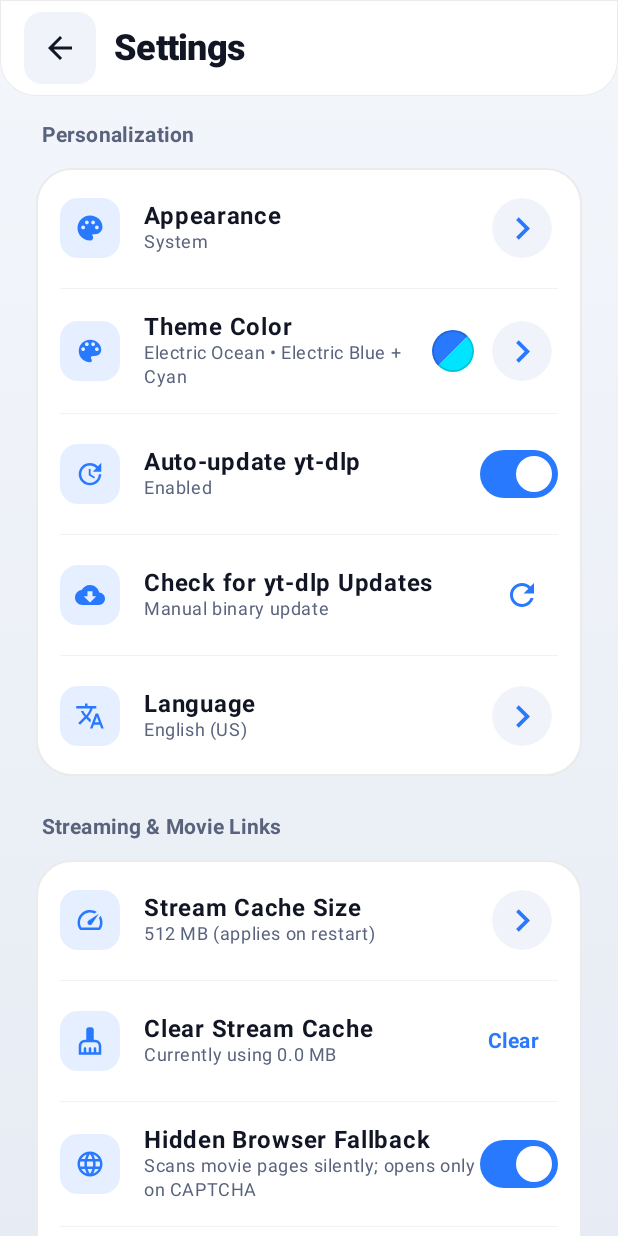
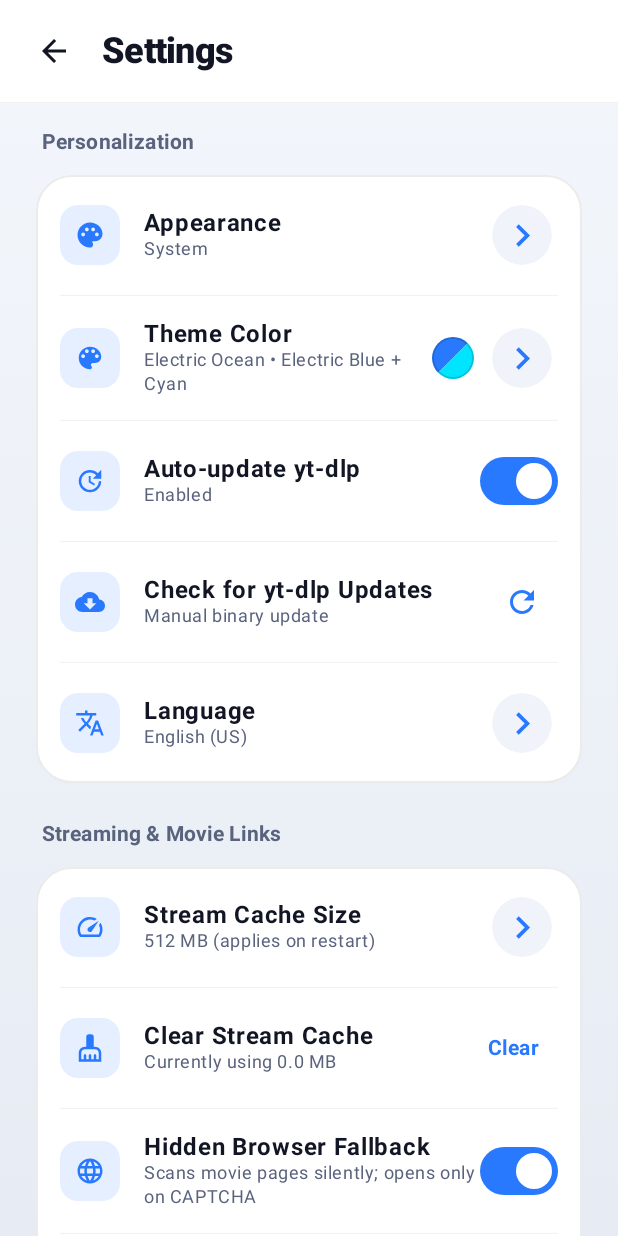
Before and after one commit to arslandaim-hub/Omega-Video-Downloader, an Android app built with Jetpack Compose: the screen it shows after launch (MainActivity), after a tap on "Settings", on a phone screen of 412 x 824 dp. Run offline under Robolectric (Android 15) with nearby library versions, the phone set to English and light mode, and no system bars; libraries missing offline, so code that uses them is left out: coil.decode, com.yausername.aria2c, com.yausername.ffmpeg, com.yausername.youtubedl_android; pictures from the network do not load; 20 statements that could not run were skipped.

Commit message:
updated UI

```diff
--- a/app/build.gradle.kts
+++ b/app/build.gradle.kts
@@ -11,8 +11,8 @@ android {
         applicationId = "com.arslandaim.omegavideodownloader"
         minSdk = 25
         targetSdk = 35
-        versionCode = 5
-        versionName = "1.7.5"
+        versionCode = 6
+        versionName = "1.2.0"
         testInstrumentationRunner = "androidx.test.runner.AndroidJUnitRunner"
 
         // F-Droid ABI Split Logic
--- a/app/src/main/java/com/arslandaim/omegavideodownloader/ui/screens/LockerScreen.kt
+++ b/app/src/main/java/com/arslandaim/omegavideodownloader/ui/screens/LockerScreen.kt
@@ -88,15 +88,10 @@ fun LockerScreen(
         Row(
             modifier = Modifier
                 .fillMaxWidth()
-                .padding(horizontal = 16.dp, vertical = 10.dp),
+                .padding(horizontal = 12.dp, vertical = 8.dp),
             verticalAlignment = Alignment.CenterVertically
         ) {
-            IconButton(
-                onClick = onCancel,
-                modifier = Modifier
-                    .size(40.dp)
-                    .background(omegaColors.cardElevated, RoundedCornerShape(12.dp))
-            ) {
+            IconButton(onClick = onCancel) {
                 Icon(
                     imageVector = Icons.AutoMirrored.Filled.ArrowBack,
                     contentDescription = "Back",
--- a/app/src/main/java/com/arslandaim/omegavideodownloader/ui/screens/MainScreen.kt
+++ b/app/src/main/java/com/arslandaim/omegavideodownloader/ui/screens/MainScreen.kt
@@ -11,9 +11,7 @@ import androidx.activity.compose.BackHandler
 import androidx.compose.animation.*
 import androidx.compose.animation.core.*
 import androidx.compose.foundation.background
-import androidx.compose.foundation.border
 import androidx.compose.foundation.layout.*
-import androidx.compose.foundation.shape.RoundedCornerShape
 import androidx.compose.material.icons.Icons
 import androidx.compose.material.icons.filled.*
 import androidx.compose.material3.*
@@ -336,27 +334,20 @@ fun MainScreen(
 
                     Surface(
                         color = omegaColors.surface,
-                        shadowElevation = if (omegaColors.isDark) 0.dp else 4.dp,
-                        modifier = Modifier
-                            .fillMaxWidth()
-                            .border(
-                                0.5.dp,
-                                omegaColors.border,
-                                RoundedCornerShape(bottomStart = 24.dp, bottomEnd = 24.dp)
-                            ),
-                        shape = RoundedCornerShape(bottomStart = 24.dp, bottomEnd = 24.dp)
+                        modifier = Modifier.fillMaxWidth()
                     ) {
+                        Column(modifier = Modifier.fillMaxWidth()) {
                             Row(
                                 modifier = Modifier
                                     .statusBarsPadding()
                                     .fillMaxWidth()
-                                .padding(horizontal = 20.dp, vertical = 12.dp),
+                                    .padding(horizontal = 16.dp, vertical = 10.dp),
                                 verticalAlignment = Alignment.CenterVertically,
                                 horizontalArrangement = Arrangement.SpaceBetween
                             ) {
                                 Row(verticalAlignment = Alignment.CenterVertically) {
-                                OmegaLogo(modifier = Modifier.size(38.dp), color = omegaColors.primary)
-                                Spacer(modifier = Modifier.width(12.dp))
+                                    OmegaLogo(modifier = Modifier.size(34.dp), color = omegaColors.primary)
+                                    Spacer(modifier = Modifier.width(10.dp))
                                     Text(
                                         text = topTitle,
                                         style = MaterialTheme.typography.headlineSmall,
@@ -368,23 +359,20 @@ fun MainScreen(
 
                                 Row(
                                     verticalAlignment = Alignment.CenterVertically,
-                                horizontalArrangement = Arrangement.spacedBy(8.dp)
+                                    horizontalArrangement = Arrangement.spacedBy(2.dp)
                                 ) {
                                     // Private Vault button
                                     IconButton(
                                         onClick = {
                                             haptic.performHapticFeedback(HapticFeedbackType.TextHandleMove)
                                             navController.navigate("vault")
-                                    },
-                                    modifier = Modifier
-                                        .size(40.dp)
-                                        .background(omegaColors.cardElevated, RoundedCornerShape(12.dp))
+                                        }
                                     ) {
                                         Icon(
                                             imageVector = Icons.Default.Lock,
                                             contentDescription = "Private Vault",
                                             tint = omegaColors.secondary,
-                                        modifier = Modifier.size(21.dp)
+                                            modifier = Modifier.size(22.dp)
                                         )
                                     }
 
@@ -393,10 +381,7 @@ fun MainScreen(
                                         onClick = {
                                             haptic.performHapticFeedback(HapticFeedbackType.TextHandleMove)
                                             navController.navigate("settings")
-                                    },
-                                    modifier = Modifier
-                                        .size(40.dp)
-                                        .background(omegaColors.cardElevated, RoundedCornerShape(12.dp))
+                                        }
                                     ) {
                                         Icon(
                                             imageVector = Icons.Default.Settings,
@@ -406,6 +391,8 @@ fun MainScreen(
                                         )
                                     }
                                 }
+                            }
+                            HorizontalDivider(thickness = 0.5.dp, color = omegaColors.border)
                         }
                     }
                 }
@@ -454,16 +441,10 @@ fun MainScreen(
 
                         Surface(
                             color = omegaColors.surface,
-                            shadowElevation = if (omegaColors.isDark) 0.dp else 10.dp,
-                            modifier = Modifier
-                                .fillMaxWidth()
-                                .border(
-                                    0.5.dp,
-                                    omegaColors.border,
-                                    RoundedCornerShape(topStart = 24.dp, topEnd = 24.dp)
-                                ),
-                            shape = RoundedCornerShape(topStart = 24.dp, topEnd = 24.dp)
+                            modifier = Modifier.fillMaxWidth()
                         ) {
+                            Column(modifier = Modifier.fillMaxWidth()) {
+                                HorizontalDivider(thickness = 0.5.dp, color = omegaColors.border)
                                 NavigationBar(
                                     containerColor = Color.Transparent,
                                     contentColor = omegaColors.textPrimary,
@@ -532,6 +513,7 @@ fun MainScreen(
                                             indicatorColor = Color.Transparent
                                         )
                                     )
+                                }
                             }
                             }
                         }
--- a/app/src/main/java/com/arslandaim/omegavideodownloader/ui/screens/SettingsScreen.kt
+++ b/app/src/main/java/com/arslandaim/omegavideodownloader/ui/screens/SettingsScreen.kt
@@ -13,7 +13,6 @@ import androidx.activity.result.contract.ActivityResultContracts
 import androidx.appcompat.app.AppCompatDelegate
 import androidx.compose.animation.*
 import androidx.compose.foundation.background
-import androidx.compose.foundation.border
 import androidx.compose.foundation.layout.*
 import androidx.compose.foundation.lazy.LazyColumn
 import androidx.compose.foundation.shape.CircleShape
@@ -120,28 +119,17 @@ fun SettingsScreen(settingsManager: SettingsManager, onBack: () -> Unit) {
             // Header
             Surface(
                 color = omegaColors.surface,
+                modifier = Modifier.fillMaxWidth()
+            ) {
+                Column(modifier = Modifier.fillMaxWidth()) {
+                    Row(
                         modifier = Modifier
                             .statusBarsPadding()
                             .fillMaxWidth()
-                    .border(
-                        0.5.dp,
-                        omegaColors.border,
-                        RoundedCornerShape(bottomStart = 24.dp, bottomEnd = 24.dp)
-                    ),
-                shape = RoundedCornerShape(bottomStart = 24.dp, bottomEnd = 24.dp)
-            ) {
-                Row(
-                    modifier = Modifier
-                        .fillMaxWidth()
-                        .padding(horizontal = 20.dp, vertical = 12.dp),
+                            .padding(horizontal = 12.dp, vertical = 10.dp),
                         verticalAlignment = Alignment.CenterVertically
                     ) {
-                    IconButton(
-                        onClick = onBack,
-                        modifier = Modifier
-                            .size(40.dp)
-                            .background(omegaColors.cardElevated, RoundedCornerShape(12.dp))
-                    ) {
+                        IconButton(onClick = onBack) {
                             Icon(
                                 imageVector = Icons.AutoMirrored.Filled.ArrowBack,
                                 contentDescription = "Back",
@@ -149,7 +137,7 @@ fun SettingsScreen(settingsManager: SettingsManager, onBack: () -> Unit) {
                                 modifier = Modifier.size(24.dp)
                             )
                         }
-                    Spacer(modifier = Modifier.width(16.dp))
+                        Spacer(modifier = Modifier.width(8.dp))
                         Text(
                             text = "Settings",
                             style = MaterialTheme.typography.headlineSmall,
@@ -157,6 +145,8 @@ fun SettingsScreen(settingsManager: SettingsManager, onBack: () -> Unit) {
                             color = omegaColors.textPrimary,
                             letterSpacing = (-0.5).sp
                         )
+                    }
+                    HorizontalDivider(thickness = 0.5.dp, color = omegaColors.border)
                 }
             }
 
```
Lines whose indentation alone changed are shown as unchanged.
